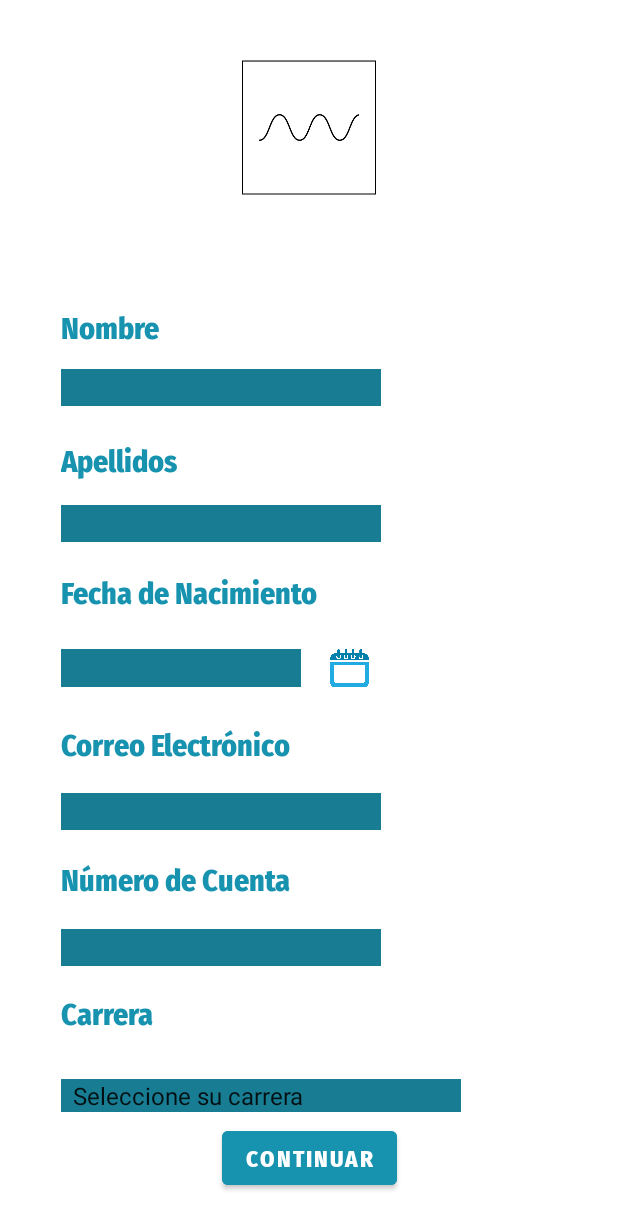
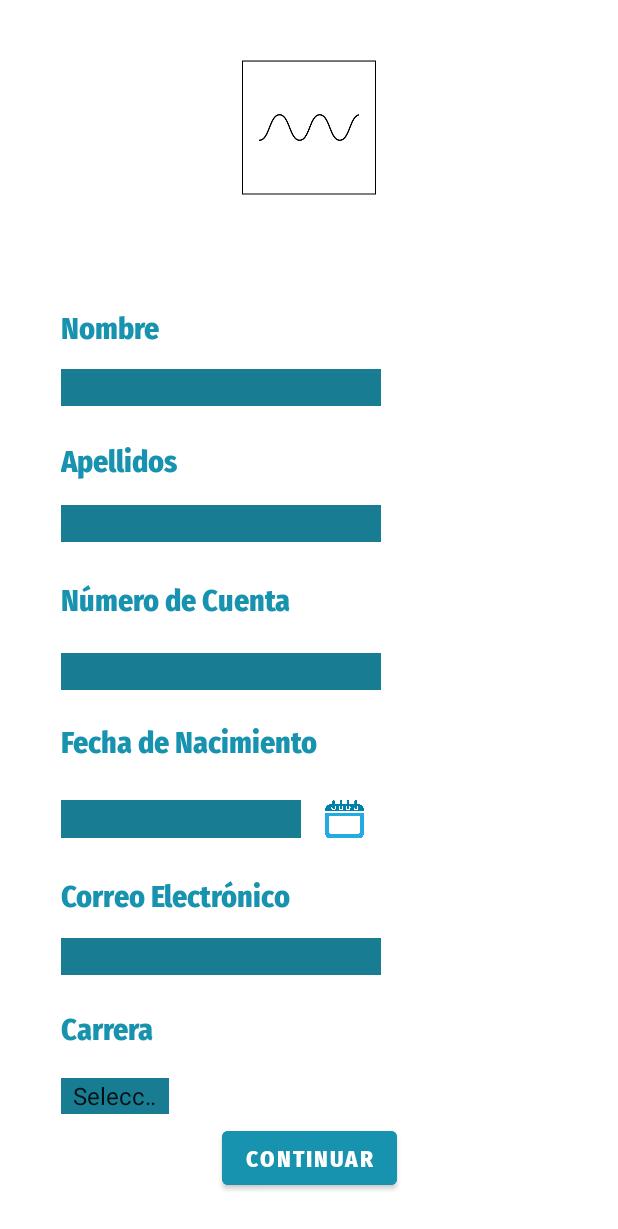
Before and after one commit to andresbasilea/BasileEjercicio1CompuMovil1030, an Android app: the MainActivity screen opened directly, with no data from a screen before it, after a tap on an icon or button, on a phone screen of 412 x 824 dp. Shown: the top 1229 px of the screen. Run offline under Robolectric (Android 15) with nearby library versions, the phone set to English and light mode, and no system bars; 2 other taps on this screen came first.

```diff
--- a/app/src/main/java/com/example/basileejercicio1compumovil/MainActivity.kt
+++ b/app/src/main/java/com/example/basileejercicio1compumovil/MainActivity.kt
@@ -1,5 +1,6 @@
 package com.example.basileejercicio1compumovil
 
+import android.app.DatePickerDialog
 import android.content.Intent
 import androidx.appcompat.app.AppCompatActivity
 import android.os.Bundle
@@ -58,7 +59,7 @@ class MainActivity : AppCompatActivity() {
 
     }
 
-    // con algo de ayuda de gpt
+    // con algo de ayuda de chat gpt
     private fun validate(): Boolean {
         return when {
             binding.etNombre.text.isEmpty() -> {
@@ -97,113 +98,120 @@ class MainActivity : AppCompatActivity() {
 
 
 
+
+    // Chat GPT
+    fun calcularSignoZodiacal(fecha: String): String? {
+        val formatoFecha = SimpleDateFormat("dd/MM/yyyy", Locale.getDefault())
+        val fechaNacimiento = formatoFecha.parse(fecha)
+        val calendar = Calendar.getInstance().apply {
+            time = fechaNacimiento!!
+        }
+        val dia = calendar.get(Calendar.DAY_OF_MONTH)
+        val mes = calendar.get(Calendar.MONTH)
+        val signos = resources.getStringArray(R.array.SignoZodiacal)
+        val diasInicioSigno = intArrayOf(20, 19, 21, 20, 21, 21, 22, 23, 23, 23, 22, 22)
+        var indiceSigno = mes
+        if (dia < diasInicioSigno[mes]) {
+            indiceSigno--
+            if (indiceSigno < 0) {
+                indiceSigno = 11
+            }
+        }
+        return signos[indiceSigno]
+    }
 //
-//    //Chat GPT
-//    fun calcularSignoZodiacal(fecha: String): String? {
-//        val formatoFecha = SimpleDateFormat("dd/MM/yyyy", Locale.getDefault())
-//        val fechaNacimiento = formatoFecha.parse(fecha)
-//        val calendar = Calendar.getInstance().apply {
-//            time = fechaNacimiento!!
-//        }
-//        val dia = calendar.get(Calendar.DAY_OF_MONTH)
-//        val mes = calendar.get(Calendar.MONTH)
-//        val signos = resources.getStringArray(R.array.SignoZodiacal)
-//        val diasInicioSigno = intArrayOf(20, 19, 21, 20, 21, 21, 22, 23, 23, 23, 22, 22)
-//        var indiceSigno = mes
-//        if (dia < diasInicioSigno[mes]) {
-//            indiceSigno--
-//            if (indiceSigno < 0) {
-//                indiceSigno = 11
-//            }
-//        }
-//        return signos[indiceSigno]
-//    }
-//
-//    //chat GPT
-//    fun calcularSignoZodiacoChino(fecha: String): String? {
-//        val formatoFecha = SimpleDateFormat("dd/MM/yyyy", Locale.getDefault())
-//        val fechaNacimiento = formatoFecha.parse(fecha)
-//        val calendar = Calendar.getInstance().apply {
-//            time = fechaNacimiento!!
-//        }
-//        val year = calendar.get(Calendar.YEAR)
-//        val signos = resources.getStringArray(R.array.SignoChino)
-//        val cicloZodiacoChino = (year - 1900) % 12
-//        return signos[cicloZodiacoChino]
-//    }
-//
-//
-//    fun Calendario_click(view: View) {
-//        val Dialogfecha = DatePickerFragment{year, month, day -> printDate(year, month, day)}
-//
-//        Dialogfecha.show(supportFragmentManager, "DatePicker")
-//    }
-//
-//    private fun printDate(year: Int, month: Int, day: Int){
-//        binding.etDate.setText("$day/$month/$year")
-//    }
+    //chat GPT
+    fun calcularSignoZodiacalChino(fecha: String): String? {
+        val formatoFecha = SimpleDateFormat("dd/MM/yyyy", Locale.getDefault())
+        val fechaNacimiento = formatoFecha.parse(fecha)
+        val calendar = Calendar.getInstance()
+        calendar.time = fechaNacimiento!!
+        val year = calendar.get(Calendar.YEAR)
+        val signos = resources.getStringArray(R.array.SignoChino)
+        val cicloZodiacoChino = (year - 1900) % 12
+        return signos[cicloZodiacoChino]
+    }
+
+    fun Calendario_click(view: View) {
+        val Dialogfecha = DateSelect{year, month, day -> printDate(year, month, day)}
+
+        Dialogfecha.show(supportFragmentManager, "DatePicker")
+    }
+
+    private fun printDate(year: Int, month: Int, day: Int){
+        binding.etDate.setText("$day/$month/$year")
+    }
+
+
+    class DateSelect(val listener:(year:Int, month:Int, day:Int) -> Unit): DialogFragment(), DatePickerDialog.OnDateSetListener{
+
+        override fun onCreateDialog(savedInstanceState: Bundle?): Dialog{
+            val c = Calendar.getInstance()
+            var year = c.get(Calendar.YEAR)
+            var month = c.get(Calendar.MONTH)
+            var day = c.get(Calendar.DAY_OF_MONTH)
+            //var dayOfYear = c.get(Calendar.DAY_OF_YEAR)
+
+            //val datePickerDialog = DatePickerDialog(requireActivity(),R.style.datePickerTheme,this, year, month, day)
+            val datePickerDialog = DatePickerDialog(requireActivity(),this, year, month, day)
+            val calendarMaxDate = Calendar.getInstance().apply {
+                set(2010, 0, 1)}
+            val maxDate = calendarMaxDate.timeInMillis
+            //datePickerDialog.datePicker.maxDate = System.currentTimeMillis()
+            datePickerDialog.datePicker.maxDate = maxDate
+            val calendarMinDate = Calendar.getInstance().apply {
+                set(1900, 0, 1)}
+            val minDate = calendarMinDate.timeInMillis
+            datePickerDialog.datePicker.minDate = minDate
+
+            return datePickerDialog
+
+        }
+
+        override fun onDateSet(p0: DatePicker?, year: Int, month: Int, day: Int) {
+            listener(year,month+1,day)
+        }
+    }
+
+
+
 
 //    //ChatGPT
-//    private fun calculaEdad(FechaNacimiento: String): Int{
-//        val fechaNac: Date = SimpleDateFormat("dd/MM/yyyy").parse(FechaNacimiento)
-//        val calendarFechaNac = Calendar.getInstance()
-//        calendarFechaNac.time = fechaNac
-//        val calendarHoy = Calendar.getInstance()
-//        var edad = calendarHoy.get(Calendar.YEAR) - calendarFechaNac.get(Calendar.YEAR)
-//        if (calendarHoy.get(Calendar.DAY_OF_YEAR) < calendarFechaNac.get(Calendar.DAY_OF_YEAR)) {
-//            edad--
-//        }
-//        return edad
-//    }
+    private fun obtenerEdad(FechaNacimiento: String): Int {
+        val formatoFecha = SimpleDateFormat("dd/MM/yyyy", Locale.getDefault())
+        val fechaNac: Date = formatoFecha.parse(FechaNacimiento)
+        val calendarFechaNac = Calendar.getInstance().apply {
+            time = fechaNac
+        }
+        val calendarHoy = Calendar.getInstance()
+        var edad = calendarHoy.get(Calendar.YEAR) - calendarFechaNac.get(Calendar.YEAR)
+        if (calendarHoy.get(Calendar.DAY_OF_YEAR) < calendarFechaNac.get(Calendar.DAY_OF_YEAR)) {
+            edad--
+        }
+        return edad
+    }
 
-//    fun clickContinuar(view: View) {
-//
-//        if (validarDatos()) {
-//            Toast.makeText(this, resources.getString(R.string.DatosCorrectos), Toast.LENGTH_LONG)
-//                .show()
-//            val intent = Intent(this, MuestraFormulario::class.java)
-//
-//            val bundle = Bundle()
-//            val persona = Persona(binding.etNombre.text.toString(),binding.etApellidos.text.toString(),calculaEdad(binding.etDate.text.toString()),calcularSignoZodiacal(binding.etDate.text.toString()),calcularSignoZodiacoChino(binding.etDate.text.toString()),binding.etCorreo.text.toString(),binding.etNumCuenta.text.toString().toInt(),binding.spinner.selectedItemPosition.toString().toInt())
-//
-//            bundle.putParcelable("persona", persona)
-//            intent.putExtras(bundle)
-//            startActivity(intent)
-//
-//        } else {
-//            Toast.makeText(this, resources.getString(R.string.DatosIncorrectos), Toast.LENGTH_LONG)
-//                .show()
-//        }
-//    }
+    fun Continuar_click(view: View) {
 
-//    class DatePickerFragment(val listener:(year:Int, month:Int, day:Int) -> Unit): DialogFragment(), DatePickerDialog.OnDateSetListener{
-//
-//        override fun onCreateDialog(savedInstanceState: Bundle?): Dialog{
-//            val c = Calendar.getInstance()
-//            var year = c.get(Calendar.YEAR)
-//            var month = c.get(Calendar.MONTH)
-//            var day = c.get(Calendar.DAY_OF_MONTH)
-//            //var dayOfYear = c.get(Calendar.DAY_OF_YEAR)
-//
-//            //val datePickerDialog = DatePickerDialog(requireActivity(),R.style.datePickerTheme,this, year, month, day)
-//            val datePickerDialog = DatePickerDialog(requireActivity(),this, year, month, day)
-//            val calendarMaxDate = Calendar.getInstance().apply {
-//                set(2010, 0, 1)}
-//            val maxDate = calendarMaxDate.timeInMillis
-//            //datePickerDialog.datePicker.maxDate = System.currentTimeMillis()
-//            datePickerDialog.datePicker.maxDate = maxDate
-//            val calendarMinDate = Calendar.getInstance().apply {
-//                set(1900, 0, 1)}
-//            val minDate = calendarMinDate.timeInMillis
-//            datePickerDialog.datePicker.minDate = minDate
-//
-//            return datePickerDialog
-//
-//        }
-//
-//        override fun onDateSet(p0: DatePicker?, year: Int, month: Int, day: Int) {
-//            listener(year,month+1,day)
-//        }
-//    }
+        if (validate()) {
+            Toast.makeText(this, resources.getString(R.string.IngresoCorrecto), Toast.LENGTH_LONG)
+                .show()
+            val intent = Intent(this, FormShow::class.java)
+
+            val bundle = Bundle()
+            val student = Student(binding.etNombre.text.toString(),binding.etApellidos.text.toString(),binding.etNumCuenta.text.toString().toInt(),obtenerEdad(binding.etDate.text.toString()),calcularSignoZodiacal(binding.etDate.text.toString()),calcularSignoZodiacalChino(binding.etDate.text.toString()),binding.etCorreo.text.toString(),binding.spinner.selectedItemPosition.toString().toInt())
+
+            bundle.putParcelable("student", student)
+            intent.putExtras(bundle)
+            startActivity(intent)
+
+        } else {
+            Toast.makeText(this, resources.getString(R.string.IngresoIncorrecto), Toast.LENGTH_LONG)
+                .show()
+        }
+    }
+
+
+
 
 }
--- a/app/src/main/res/layout/activity_main.xml
+++ b/app/src/main/res/layout/activity_main.xml
@@ -25,20 +25,6 @@
         app:layout_constraintVertical_bias="0.254" />
 
     <TextView
-        android:id="@+id/tv_Correo"
-        android:layout_width="wrap_content"
-        android:layout_height="wrap_content"
-        android:fontFamily="@font/firasandsextrabold"
-        android:text="@string/Correo"
-        android:textColor="@color/color_btn"
-        android:textSize="@dimen/textViewSize"
-        android:textStyle="bold"
-        app:layout_constraintBottom_toBottomOf="parent"
-        app:layout_constraintStart_toStartOf="@+id/et_Date"
-        app:layout_constraintTop_toTopOf="parent"
-        app:layout_constraintVertical_bias="0.605" />
-
-    <TextView
         android:id="@+id/tv_Apellidos"
         android:layout_width="wrap_content"
         android:layout_height="wrap_content"
@@ -62,14 +48,16 @@
         android:textSize="@dimen/textViewSize"
         android:textStyle="bold"
         app:layout_constraintBottom_toBottomOf="parent"
-        app:layout_constraintStart_toStartOf="@+id/et_Correo"
+        app:layout_constraintEnd_toEndOf="parent"
+        app:layout_constraintHorizontal_bias="0.0"
+        app:layout_constraintStart_toStartOf="@+id/et_Apellidos"
         app:layout_constraintTop_toTopOf="parent"
-        app:layout_constraintVertical_bias="0.719" />
+        app:layout_constraintVertical_bias="0.483" />
 
     <Spinner
         android:id="@+id/spinner"
-        android:layout_width="wrap_content"
-        android:layout_height="wrap_content"
+        android:layout_width="72dp"
+        android:layout_height="24dp"
         android:background="@color/color_form_box"
         android:backgroundTint="@color/color_form_box"
         android:fontFamily="@font/firasandsextrabold"
@@ -77,9 +65,11 @@
         android:textSize="@dimen/textViewSize"
         android:textStyle="bold"
         app:layout_constraintBottom_toBottomOf="parent"
+        app:layout_constraintEnd_toEndOf="parent"
+        app:layout_constraintHorizontal_bias="0.0"
         app:layout_constraintStart_toStartOf="@+id/tv_Carrera"
         app:layout_constraintTop_toTopOf="parent"
-        app:layout_constraintVertical_bias="0.897" />
+        app:layout_constraintVertical_bias="0.898" />
 
     <pl.droidsonroids.gif.GifImageView
         android:id="@+id/imageView3"
@@ -102,24 +92,11 @@
         android:textSize="@dimen/textViewSize"
         android:textStyle="bold"
         app:layout_constraintBottom_toBottomOf="parent"
-        app:layout_constraintStart_toStartOf="@+id/et_NumCuenta"
+        app:layout_constraintEnd_toEndOf="parent"
+        app:layout_constraintHorizontal_bias="0.0"
+        app:layout_constraintStart_toStartOf="@+id/et_Correo"
         app:layout_constraintTop_toTopOf="parent"
-        app:layout_constraintVertical_bias="0.832" />
-
-    <EditText
-        android:id="@+id/et_Date"
-        android:layout_width="160dp"
-        android:layout_height="25dp"
-        android:background="@color/color_form_box"
-        android:ems="10"
-        android:enabled="false"
-        android:importantForAutofill="no"
-        android:inputType="date"
-        app:layout_constraintBottom_toBottomOf="parent"
-        app:layout_constraintStart_toStartOf="@+id/tv_FechaNacimiento"
-        app:layout_constraintTop_toTopOf="parent"
-        app:layout_constraintVertical_bias="0.542"
-        tools:ignore="LabelFor" />
+        app:layout_constraintVertical_bias="0.844" />
 
     <Button
         android:id="@+id/btn_continuar"
@@ -137,34 +114,6 @@
         app:layout_constraintTop_toTopOf="parent"
         app:layout_constraintVertical_bias="0.964" />
 
-    <ImageView
-        android:id="@+id/iv_Calendario"
-        android:layout_width="31dp"
-        android:layout_height="25dp"
-        android:onClick="Calendario_click"
-        app:layout_constraintBottom_toBottomOf="parent"
-        app:layout_constraintEnd_toEndOf="parent"
-        app:layout_constraintHorizontal_bias="0.571"
-        app:layout_constraintStart_toStartOf="parent"
-        app:layout_constraintTop_toTopOf="parent"
-        app:layout_constraintVertical_bias="0.542"
-        app:srcCompat="@drawable/calendar" />
-
-    <EditText
-        android:id="@+id/et_Correo"
-        android:layout_width="wrap_content"
-        android:layout_height="wrap_content"
-        android:autofillHints="emailAddress"
-        android:background="@color/color_form_box"
-        android:ems="10"
-        android:inputType="textEmailAddress"
-        android:maxLength="50"
-        app:layout_constraintBottom_toBottomOf="parent"
-        app:layout_constraintStart_toStartOf="@+id/tv_Correo"
-        app:layout_constraintTop_toTopOf="parent"
-        app:layout_constraintVertical_bias="0.661"
-        tools:ignore="LabelFor" />
-
     <EditText
         android:id="@+id/et_Nombre"
         android:layout_width="wrap_content"
@@ -174,6 +123,7 @@
         android:ems="10"
         android:inputType="textPersonName"
         android:maxLength="20"
+        android:textColor="#FFFFFF"
         app:layout_constraintBottom_toBottomOf="parent"
         app:layout_constraintStart_toStartOf="@+id/tv_nombre"
         app:layout_constraintTop_toTopOf="parent"
@@ -189,10 +139,13 @@
         android:importantForAutofill="no"
         android:inputType="number"
         android:maxLength="9"
+        android:textColor="#FFFFFF"
         app:layout_constraintBottom_toBottomOf="parent"
+        app:layout_constraintEnd_toEndOf="parent"
+        app:layout_constraintHorizontal_bias="0.0"
         app:layout_constraintStart_toStartOf="@+id/tv_NumCuenta"
         app:layout_constraintTop_toTopOf="parent"
-        app:layout_constraintVertical_bias="0.775"
+        app:layout_constraintVertical_bias="0.545"
         tools:ignore="LabelFor" />
 
     <EditText
@@ -204,11 +157,59 @@
         android:ems="10"
         android:inputType="textPersonName"
         android:maxLength="50"
+        android:textColor="#FFFFFF"
         app:layout_constraintBottom_toBottomOf="parent"
         app:layout_constraintStart_toStartOf="@+id/tv_Apellidos"
         app:layout_constraintTop_toTopOf="parent"
         app:layout_constraintVertical_bias="0.421"
         tools:ignore="LabelFor" />
+
+    <EditText
+        android:id="@+id/et_Date"
+        android:layout_width="160dp"
+        android:layout_height="25dp"
+        android:background="@color/color_form_box"
+        android:ems="10"
+        android:enabled="false"
+        android:importantForAutofill="no"
+        android:inputType="date"
+        android:textColor="#FFFFFF"
+        app:layout_constraintBottom_toBottomOf="parent"
+        app:layout_constraintEnd_toEndOf="parent"
+        app:layout_constraintHorizontal_bias="0.0"
+        app:layout_constraintStart_toStartOf="@+id/tv_FechaNacimiento"
+        app:layout_constraintTop_toTopOf="parent"
+        app:layout_constraintVertical_bias="0.668"
+        tools:ignore="LabelFor" />
+
+    <TextView
+        android:id="@+id/tv_Correo"
+        android:layout_width="wrap_content"
+        android:layout_height="wrap_content"
+        android:fontFamily="@font/firasandsextrabold"
+        android:text="@string/Correo"
+        android:textColor="@color/color_btn"
+        android:textSize="@dimen/textViewSize"
+        android:textStyle="bold"
+        app:layout_constraintBottom_toBottomOf="parent"
+        app:layout_constraintEnd_toEndOf="parent"
+        app:layout_constraintHorizontal_bias="0.0"
+        app:layout_constraintStart_toStartOf="@+id/et_Date"
+        app:layout_constraintTop_toTopOf="parent"
+        app:layout_constraintVertical_bias="0.732" />
+
+    <ImageView
+        android:id="@+id/iv_Calendario"
+        android:layout_width="31dp"
+        android:layout_height="25dp"
+        android:onClick="Calendario_click"
+        app:layout_constraintBottom_toBottomOf="parent"
+        app:layout_constraintEnd_toEndOf="parent"
+        app:layout_constraintHorizontal_bias="0.563"
+        app:layout_constraintStart_toStartOf="parent"
+        app:layout_constraintTop_toTopOf="parent"
+        app:layout_constraintVertical_bias="0.668"
+        app:srcCompat="@drawable/calendar" />
 
     <TextView
         android:id="@+id/tv_FechaNacimiento"
@@ -220,8 +221,28 @@
         android:textSize="@dimen/textViewSize"
         android:textStyle="bold"
         app:layout_constraintBottom_toBottomOf="parent"
-        app:layout_constraintStart_toStartOf="@+id/et_Apellidos"
+        app:layout_constraintEnd_toEndOf="parent"
+        app:layout_constraintHorizontal_bias="0.0"
+        app:layout_constraintStart_toStartOf="@+id/et_NumCuenta"
         app:layout_constraintTop_toTopOf="parent"
-        app:layout_constraintVertical_bias="0.477" />
+        app:layout_constraintVertical_bias="0.603" />
+
+    <EditText
+        android:id="@+id/et_Correo"
+        android:layout_width="wrap_content"
+        android:layout_height="wrap_content"
+        android:autofillHints="emailAddress"
+        android:background="@color/color_form_box"
+        android:ems="10"
+        android:inputType="textEmailAddress"
+        android:maxLength="50"
+        android:textColor="#FFFFFF"
+        app:layout_constraintBottom_toBottomOf="parent"
+        app:layout_constraintEnd_toEndOf="parent"
+        app:layout_constraintHorizontal_bias="0.0"
+        app:layout_constraintStart_toStartOf="@+id/tv_Correo"
+        app:layout_constraintTop_toTopOf="parent"
+        app:layout_constraintVertical_bias="0.782"
+        tools:ignore="LabelFor" />
 
 </androidx.constraintlayout.widget.ConstraintLayout>
--- a/app/src/main/res/values/strings.xml
+++ b/app/src/main/res/values/strings.xml
@@ -42,7 +42,10 @@
     <string name="SignoZodiacal2">Signo Zodiacal</string>
     <string name="SignoChino2">Signo Horóscopo Chino</string>
 
-    <string name="edadR"> %d años cumplidos</string>
+    <plurals name="edadR">
+        <item quantity="one"> % año</item>
+        <item quantity="other"> % años</item>
+    </plurals>
 
     <string-array name="SignoZodiacal">
         <item>Acuario</item>
```
Also changed, not shown: app/src/main/java/com/example/basileejercicio1compumovil/FormShow.kt (+25 -11 lines), app/src/main/java/com/example/basileejercicio1compumovil/Person.kt (deleted, +0 -17 lines), app/src/main/java/com/example/basileejercicio1compumovil/Student.kt (added, +16 -0 lines), app/src/main/res/drawable/background1.jpeg (deleted), app/src/main/res/drawable/background2.jpg (deleted), app/src/main/res/drawable/background3.jpg (deleted), app/src/main/res/drawable/background4.jpg (deleted), app/src/main/res/drawable/background5.jpg (deleted), app/src/main/res/drawable/background6.jpg (deleted), app/src/main/res/drawable/background7.jpg (deleted), app/src/main/res/drawable/background8.jpg (deleted), app/src/main/res/drawable/kiss.webp (deleted), 1 other file.
